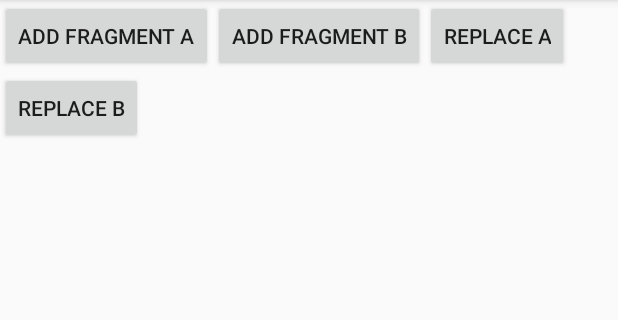
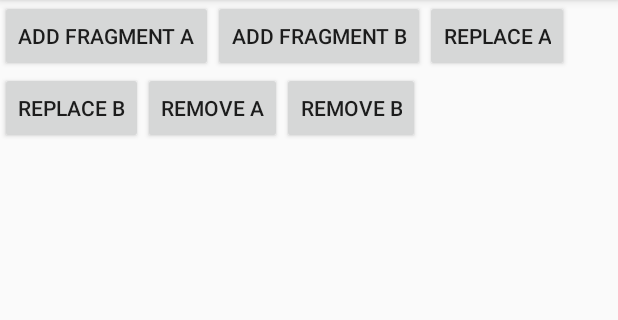
Before and after one commit to phamtanphat/FragmentPopBackStack, an Android app: the screen it shows after launch (MainActivity), on a phone screen of 412 x 824 dp, the part 84-404 px from its top. Run offline under Robolectric (Android 15) with nearby library versions, the phone set to English and light mode, and no system bars.

Commit message:
"Update "

```diff
--- a/app/src/main/res/layout/activity_main.xml
+++ b/app/src/main/res/layout/activity_main.xml
@@ -30,4 +30,18 @@
         android:text="Replace B"
         android:layout_width="wrap_content"
         android:layout_height="wrap_content" />
+    <Button
+        android:layout_toRightOf="@id/buttonReplacefragmentB"
+        android:layout_below="@id/buttonAddfragmentB"
+        android:id="@+id/buttonRemovefragmentA"
+        android:text="Remove A"
+        android:layout_width="wrap_content"
+        android:layout_height="wrap_content" />
+    <Button
+        android:layout_toRightOf="@id/buttonRemovefragmentA"
+        android:layout_below="@id/buttonAddfragmentB"
+        android:id="@+id/buttonRemovefragmentB"
+        android:text="Remove B"
+        android:layout_width="wrap_content"
+        android:layout_height="wrap_content" />
 </RelativeLayout>
```
